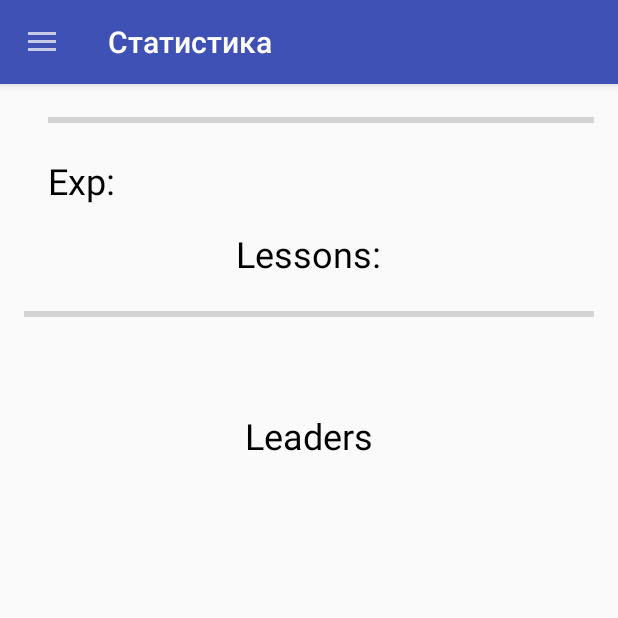
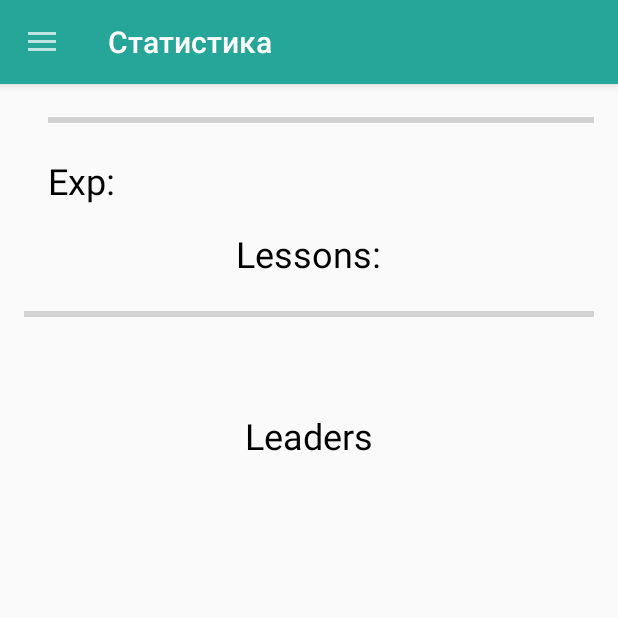
Before and after one commit to FinelifeX/KnowYourAndroid, an Android app: the screen it shows after launch once a user with an empty profile is signed in (DrawerActivity), on a phone screen of 412 x 824 dp, the top half of it. Run offline under Robolectric (Android 15) with nearby library versions, the phone set to English and light mode, and no system bars; our stand-ins replace Firebase (no records; nobody signed in at launch, a user with empty details on screens opened directly).

```diff
--- a/app/src/main/java/itis/kpfu/ru/knowyourandroid/User.kt
+++ b/app/src/main/java/itis/kpfu/ru/knowyourandroid/User.kt
@@ -7,4 +7,5 @@ import com.google.firebase.database.IgnoreExtraProperties
  * Created by Ilya Zakharchenko on 12.07.2018.
  */
 @IgnoreExtraProperties
-data class User (@Exclude var uid : String? = null, var username : String? = null, var exp : Int = 0)
+data class User(@Exclude var uid: String? = null, var username: String? = null, var exp: Int = 0, var
+avatarUrl: String? = null, var passedLessons : List<String> = ArrayList())
--- a/app/src/main/java/itis/kpfu/ru/knowyourandroid/UserProvider.kt
+++ b/app/src/main/java/itis/kpfu/ru/knowyourandroid/UserProvider.kt
@@ -11,40 +11,33 @@ import com.google.firebase.database.ValueEventListener
  */
 object UserProvider {
 
-    private val dbRef = FirebaseDatabase.getInstance().reference
+    private var dbRef = FirebaseDatabase.getInstance().reference
 
-    private val uid = FirebaseAuth.getInstance().uid.toString()
+    private var uid = FirebaseAuth.getInstance().uid.toString()
 
-    private var provider: UserProvider? = null
+    private lateinit var listener: () -> Unit
 
-    var listener: UserProviderOnCompleteListener? = null
-
-    fun addOnCompleteListener(listenerImpl: UserProviderOnCompleteListener) {
+    fun addOnCompleteListener(listenerImpl: () -> Unit) {
         listener = listenerImpl
     }
+
     private var user: User? = null
 
-    fun getInstance(): UserProvider? {
-        if (provider == null) {
-            provider = UserProvider
-        }
-        return provider
-    }
-
-    fun provideUser(): UserProvider? {
-        if (user == null) {
-            dbRef.child("users").child(uid).addListenerForSingleValueEvent(object : ValueEventListener {
+    fun provideUser(): UserProvider {
+        when (user) {
+            null -> dbRef.child("users").child(uid).addListenerForSingleValueEvent(object : ValueEventListener {
                 override fun onDataChange(dataSnapshot: DataSnapshot) {
                     user = dataSnapshot.getValue(User::class.java)
-                    listener?.onComplete()
+                    listener()
                 }
 
                 override fun onCancelled(error: DatabaseError) {
                     // Failed to read value
                 }
             })
+            else -> listener()
         }
-        return this.provider
+        return UserProvider
     }
 
     fun createUser(user: User) {
@@ -55,4 +48,8 @@ object UserProvider {
     fun clear() {
         user = null
     }
+
+    fun getCurrentUser(): User? {
+        return user
+    }
 }
--- a/app/src/main/java/itis/kpfu/ru/knowyourandroid/ui/DrawerActivity.kt
+++ b/app/src/main/java/itis/kpfu/ru/knowyourandroid/ui/DrawerActivity.kt
@@ -1,22 +1,27 @@
 package itis.kpfu.ru.knowyourandroid.ui
 
+import android.content.Context
 import android.content.Intent
 import android.os.Bundle
 import android.support.design.widget.NavigationView
+import android.support.v4.content.ContextCompat
 import android.support.v4.view.GravityCompat
 import android.support.v7.app.ActionBarDrawerToggle
 import android.support.v7.app.AlertDialog
 import android.support.v7.app.AppCompatActivity
 import android.view.MenuItem
+import com.bumptech.glide.Glide
+import com.bumptech.glide.request.RequestOptions
 import com.google.firebase.auth.FirebaseAuth
 import itis.kpfu.ru.knowyourandroid.R
 import itis.kpfu.ru.knowyourandroid.R.id
+import itis.kpfu.ru.knowyourandroid.R.id.nav_stat
 import itis.kpfu.ru.knowyourandroid.R.layout
+import itis.kpfu.ru.knowyourandroid.R.mipmap.ic_launcher
 import itis.kpfu.ru.knowyourandroid.R.string
 import itis.kpfu.ru.knowyourandroid.UserProvider
-import kotlinx.android.synthetic.main.activity_drawer.drawer_layout
-import kotlinx.android.synthetic.main.activity_drawer.nav_view
-import kotlinx.android.synthetic.main.activity_drawer.toolbar
+import kotlinx.android.synthetic.main.activity_drawer.*
+import kotlinx.android.synthetic.main.nav_header_drawer.view.*
 
 class DrawerActivity : AppCompatActivity(), NavigationView.OnNavigationItemSelectedListener {
 
@@ -35,16 +40,19 @@ class DrawerActivity : AppCompatActivity(), NavigationView.OnNavigationItemSelec
         toggle.syncState()
         nav_view.setNavigationItemSelectedListener(this)
 
-        //TODO: проверка через splash screen
-        if (auth.currentUser == null) {
-            startLoginActivity()
+        if (savedInstanceState == null) {
+            onNavigationItemSelected(nav_view.menu.findItem(nav_stat))
         }
 
-        if (savedInstanceState == null) {
-            fragmentManager
-                    .beginTransaction()
-                    .replace(R.id.container, StatisticsFragment.newInstance())
-                    .commit()
+        fillHeader()
+    }
+
+    companion object {
+
+        fun start(context: Context) {
+            val intent = Intent(context, DrawerActivity::class.java)
+            intent.addFlags(Intent.FLAG_ACTIVITY_CLEAR_TASK).addFlags(Intent.FLAG_ACTIVITY_NEW_TASK)
+            ContextCompat.startActivity(context, intent, null)
         }
     }
 
@@ -62,13 +70,13 @@ class DrawerActivity : AppCompatActivity(), NavigationView.OnNavigationItemSelec
             id.nav_about -> {
                 AlertDialog.Builder(this)
                         .setView(this.layoutInflater.inflate(R.layout.dialog_about, null))
-                        .setPositiveButton("OK") {dialog, which ->  }
+                        .setPositiveButton("OK") { dialog, which -> }
                         .create().show()
             }
             id.nav_logout -> {
                 auth.signOut()
-                UserProvider.getInstance()?.clear()
-                startLoginActivity()
+                UserProvider.clear()
+                LoginActivity.start(this)
             }
             id.nav_methods -> {
                 toolbar.title = resources.getString(R.string.nav_methods)
@@ -99,9 +107,15 @@ class DrawerActivity : AppCompatActivity(), NavigationView.OnNavigationItemSelec
         return true
     }
 
-    private fun startLoginActivity() {
-        val intent = Intent(this, LoginActivity::class.java)
-        intent.addFlags(Intent.FLAG_ACTIVITY_CLEAR_TASK).addFlags(Intent.FLAG_ACTIVITY_NEW_TASK)
-        startActivity(intent)
+    private fun fillHeader() {
+        val user = UserProvider.getCurrentUser()
+        val headerView = nav_view.getHeaderView(0)
+                Glide.with(applicationContext)
+                .load(user?.avatarUrl ?: ic_launcher)
+                .apply(RequestOptions().optionalCircleCrop())
+                .into(headerView.nav_image_avatar)
+
+        headerView.nav_header_username.text = user?.username
+        headerView.nav_header_level.text = user?.exp.toString()
     }
 }
--- /dev/null
+++ b/app/src/main/java/itis/kpfu/ru/knowyourandroid/ui/SplashActivity.kt
@@ -0,0 +1,40 @@
+package itis.kpfu.ru.knowyourandroid.ui
+
+import android.os.Bundle
+import android.support.v7.app.AppCompatActivity
+import com.bumptech.glide.Glide
+import com.bumptech.glide.request.RequestOptions
+import com.google.firebase.auth.FirebaseAuth
+import com.google.firebase.auth.FirebaseUser
+import itis.kpfu.ru.knowyourandroid.R.layout.activity_splash
+import itis.kpfu.ru.knowyourandroid.R.mipmap.ic_launcher
+import itis.kpfu.ru.knowyourandroid.UserProvider
+import kotlinx.android.synthetic.main.activity_splash.app_icon
+
+class SplashActivity : AppCompatActivity() {
+
+    override fun onCreate(savedInstanceState: Bundle?) {
+        super.onCreate(savedInstanceState)
+        setContentView(activity_splash)
+        Glide.with(applicationContext)
+                .load(ic_launcher)
+                .apply(RequestOptions.centerCropTransform())
+                .into(app_icon)
+
+        val user = FirebaseAuth.getInstance().currentUser
+        routeToAppropriatePage(user)
+    }
+
+    private fun routeToAppropriatePage(user: FirebaseUser?) {
+        when (user) {
+            null -> LoginActivity.start(this)
+            else -> loadUser()
+        }
+    }
+
+    private fun loadUser() {
+        UserProvider.provideUser().addOnCompleteListener {
+            DrawerActivity.start(this)
+        }
+    }
+}
--- a/app/src/main/res/layout/activity_drawer.xml
+++ b/app/src/main/res/layout/activity_drawer.xml
@@ -34,6 +34,16 @@
             android:layout_width="match_parent"
             android:layout_height="wrap_content">
         </FrameLayout>
+
+
+        <ProgressBar
+            android:id="@+id/progress_bar"
+            style="?android:attr/progressBarStyle"
+            android:layout_width="wrap_content"
+            android:layout_gravity="center"
+            android:visibility="gone"
+            android:layout_height="wrap_content" />
+
     </android.support.design.widget.CoordinatorLayout>
 
     <android.support.design.widget.NavigationView
@@ -44,6 +54,7 @@
         android:fitsSystemWindows="true"
         app:headerLayout="@layout/nav_header_drawer"
         app:menu="@menu/activity_drawer_drawer" >
+
     </android.support.design.widget.NavigationView>
 
 </android.support.v4.widget.DrawerLayout>
--- a/app/src/main/res/layout/dialog_about.xml
+++ b/app/src/main/res/layout/dialog_about.xml
@@ -12,7 +12,7 @@
         android:text="@string/app_name_shown"
         android:textColor="@android:color/white"
         android:textAlignment="center"
-        android:background="@android:color/holo_green_light"/>
+        android:background="@color/colorPrimary"/>
 
     <TextView
         android:id="@+id/tv_about_content"
--- a/app/src/main/res/layout/fragment_lesson.xml
+++ b/app/src/main/res/layout/fragment_lesson.xml
@@ -9,7 +9,8 @@
         android:layout_width="wrap_content"
         android:layout_height="wrap_content"
         android:layout_gravity="center_horizontal"
-        android:src="@mipmap/ic_launcher"/>
+        android:src="@mipmap/ic_launcher"
+        android:contentDescription="@string/lesson_image" />
 
     <TextView
         android:id="@+id/tv_lesson_content"
@@ -24,7 +25,7 @@
         android:layout_width="wrap_content"
         android:layout_height="wrap_content"
         android:layout_gravity="center_horizontal"
-        android:background="@android:color/holo_green_light"
+        android:background="@color/green"
         android:textColor="@android:color/white"
         android:padding="8dp"
         android:textSize="20sp"
--- a/app/src/main/res/layout/fragment_test.xml
+++ b/app/src/main/res/layout/fragment_test.xml
@@ -2,8 +2,7 @@
 <android.support.design.widget.CoordinatorLayout xmlns:android="http://schemas.android.com/apk/res/android"
     xmlns:tools="http://schemas.android.com/tools"
     android:layout_width="match_parent"
-    android:layout_height="match_parent"
-    tools:context=".TestActivity">
+    android:layout_height="match_parent">
 
     <RelativeLayout
         android:layout_width="match_parent"
--- a/app/src/main/res/values/colors.xml
+++ b/app/src/main/res/values/colors.xml
@@ -1,8 +1,8 @@
 <?xml version="1.0" encoding="utf-8"?>
 <resources>
-    <color name="colorPrimary">#3F51B5</color>
-    <color name="colorPrimaryDark">#303F9F</color>
-    <color name="colorAccent">#FF4081</color>
+    <color name="colorPrimary">#26A599</color>
+    <color name="colorPrimaryDark">#FF00897B</color>
+    <color name="colorAccent">#FF00897B</color>
     <color name="colorBlack">#000000</color>
     <color name="green">#137c08</color>
 </resources>
--- a/app/src/main/res/values/strings.xml
+++ b/app/src/main/res/values/strings.xml
@@ -35,4 +35,5 @@
     <string name="prompt_username">Имя пользователя</string>
     <string name="title_sign_up">Регистрация</string>
     <string name="error_empty_username">Заполните имя пользователя!</string>
+    <string name="lesson_image">Изображение урока</string>
 </resources>
--- a/app/src/main/res/values/styles.xml
+++ b/app/src/main/res/values/styles.xml
@@ -14,6 +14,9 @@
         <item name="colorAccent">@color/colorAccent</item>
         <item name="android:windowActionBarOverlay">true</item>
     </style>
+    <style name="AppTheme.ProgressBar" parent="Widget.AppCompat.ProgressBar">
+        <item name="android:colorAccent">@android:color/white</item>
+    </style>
 
     <style name="ThemeOverlay.AppCompat.Light">
         <item name="colorPrimary">@color/colorPrimary</item>
```
Also changed, not shown: app/build.gradle (+7 -0 lines), app/src/main/AndroidManifest.xml (+6 -4 lines), app/src/main/java/itis/kpfu/ru/knowyourandroid/UserProviderOnCompleteListener.kt (deleted, +0 -8 lines), app/src/main/java/itis/kpfu/ru/knowyourandroid/ui/LoginActivity.kt (+18 -15 lines), app/src/main/res/layout/activity_splash.xml (added, +43 -0 lines), app/src/main/res/layout/nav_header_drawer.xml (+2 -6 lines).
